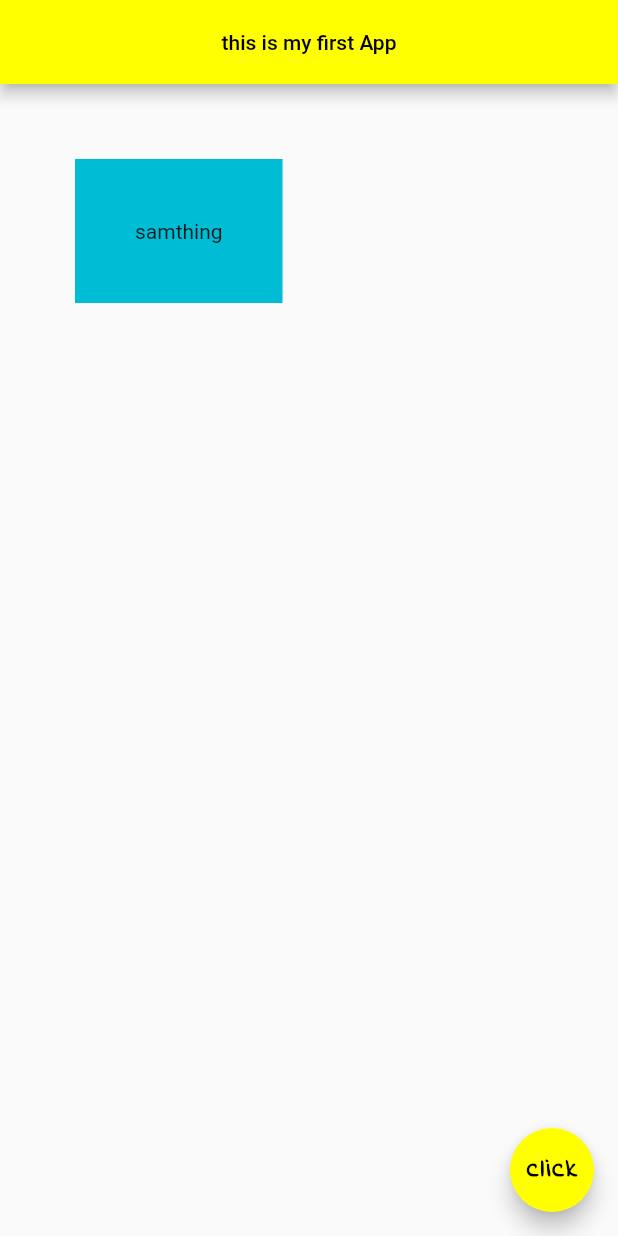
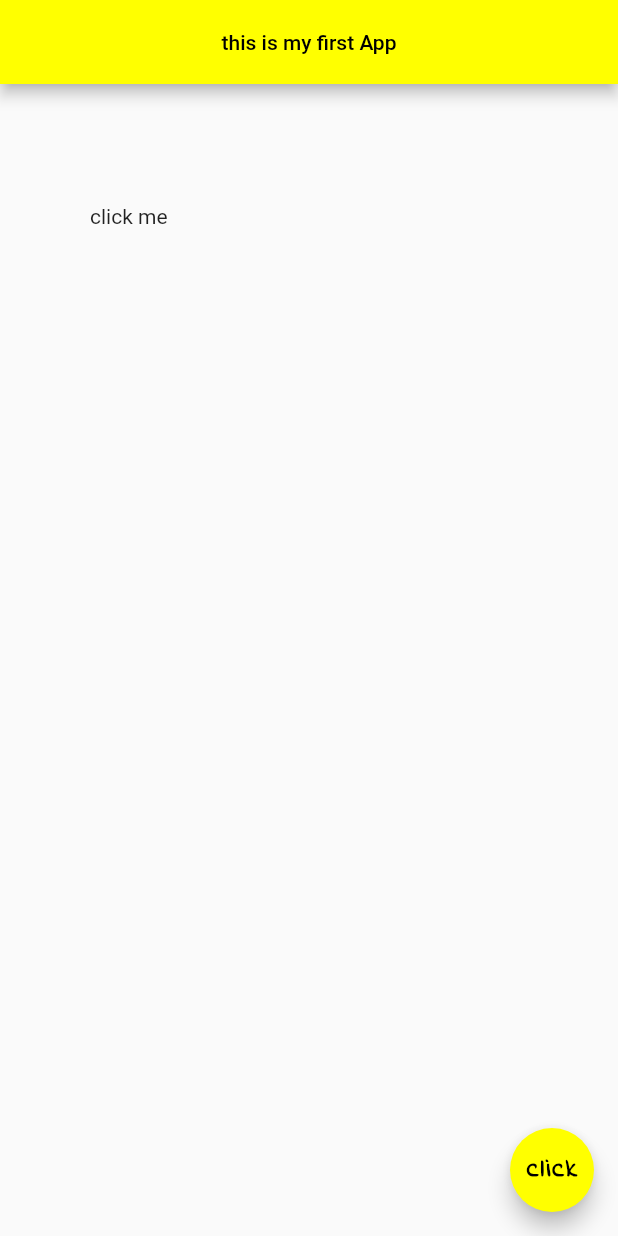
Before and after one commit to irakliB778/net-ninja, a Flutter app: the screen it shows after launch, on a phone screen of 412 x 824 dp. Run offline on Flutter 3.47's test engine with Material 2 defaults, Android fonts, the phone set to English and light mode, and no system bars.

Commit message:
create padding widget

```diff
--- a/lib/main.dart
+++ b/lib/main.dart
@@ -19,13 +19,15 @@ class Home extends StatelessWidget {
           ),
           centerTitle: true,
           backgroundColor: Colors.yellowAccent,
-        ),body:Container(
-      color: Colors.cyan,
-      child: Text('samthing'),
-      padding: EdgeInsets.symmetric(vertical: 40.0, horizontal: 40.0),
-      margin: EdgeInsets.all(50),
+        ),
+      body:Padding(
+
+        padding: EdgeInsets.only(left: 60.0, top: 80.0, right: 60.0,bottom: 60.0),
+        child: Text('click me'),
+
 
     ),
+
     floatingActionButton: FloatingActionButton(
       child:Text(
           'click',
```
